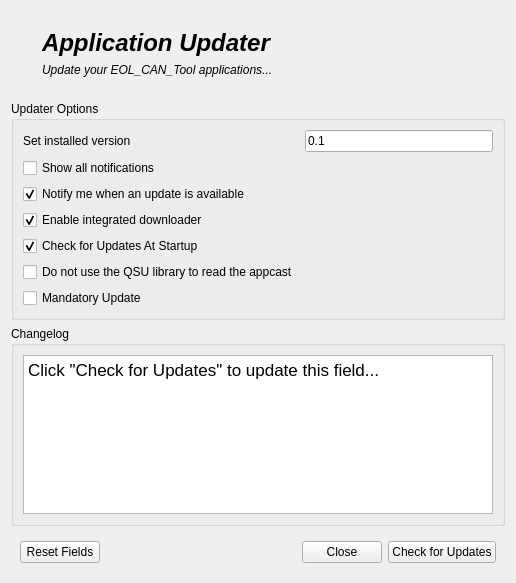
Before: the Qt Designer form updater_window/updater_window.ui in aron566/EOL_CAN_Tool, drawn with Qt 5.
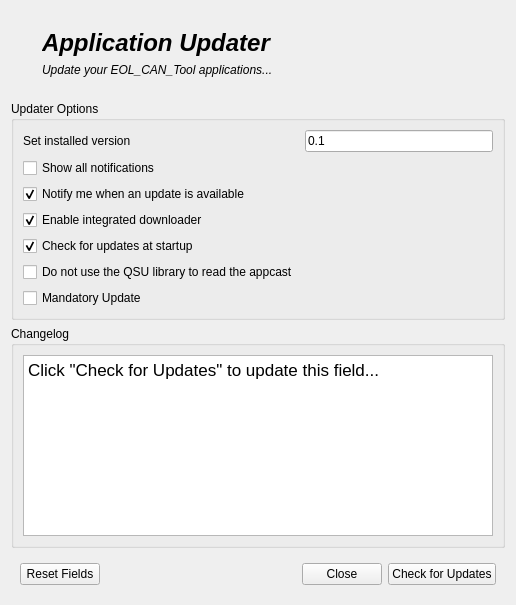
After: the same form once the commit is applied. Icons and pictures are not drawn.

Commit message: <style>: <更新页面大小写修改>

What changed in the file:
```diff
--- a/updater_window/updater_window.ui
+++ b/updater_window/updater_window.ui
@@ -7,7 +7,7 @@
     <x>0</x>
     <y>0</y>
     <width>516</width>
-    <height>583</height>
+    <height>605</height>
    </rect>
   </property>
   <property name="windowTitle">
@@ -142,7 +142,7 @@
       <item row="6" column="0">
        <widget class="QCheckBox" name="startup_check_en_checkBox">
         <property name="text">
-         <string>Check for Updates At Startup</string>
+         <string>Check for updates at startup</string>
         </property>
         <property name="checked">
          <bool>true</bool>
```
